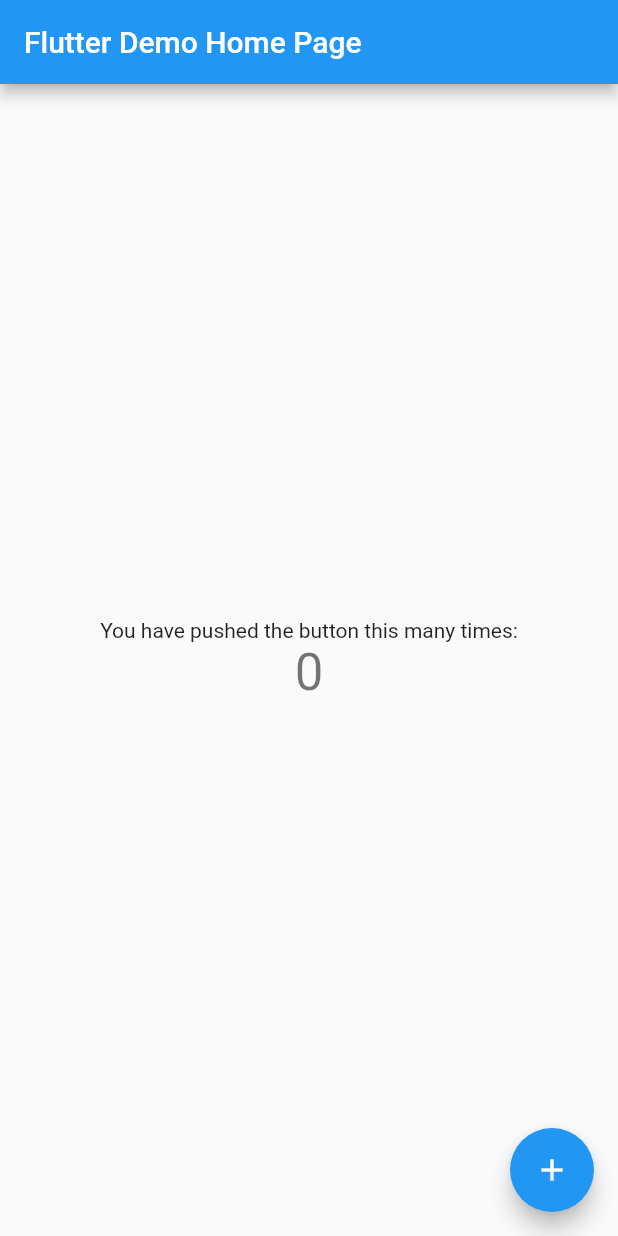
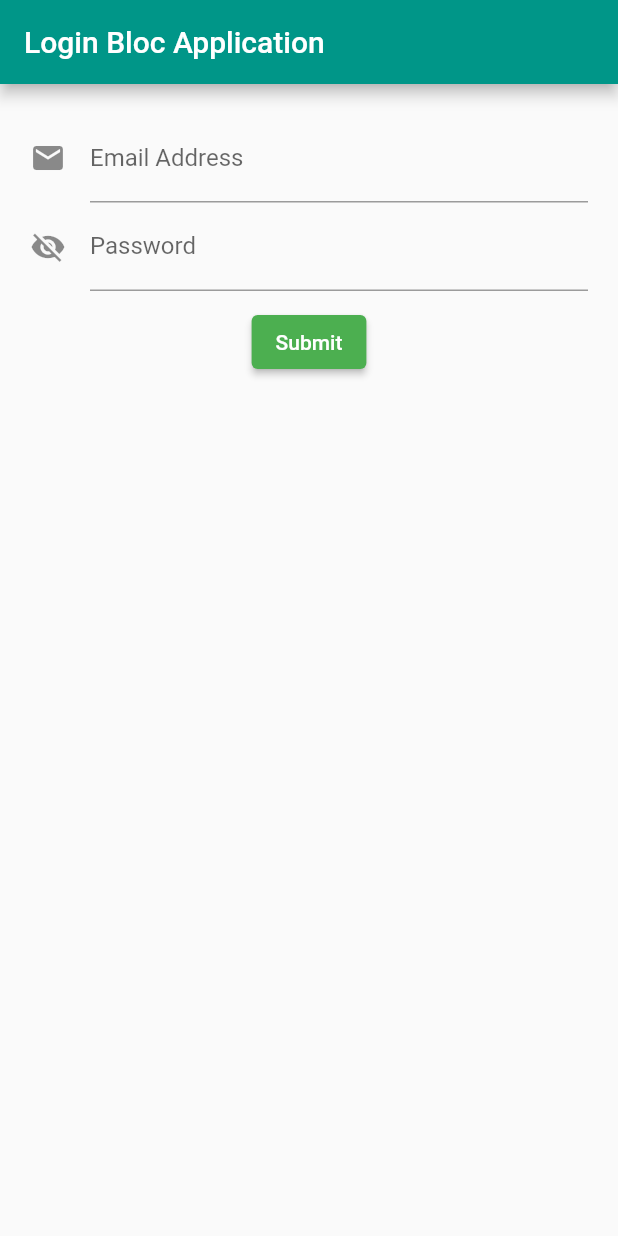
Before and after one commit to okariFrankline/login_bloc, a Flutter app: the screen it shows after launch, on a phone screen of 412 x 824 dp. Run offline on Flutter 3.47's test engine with Material 2 defaults, Android fonts, the phone set to English and light mode, and no system bars.

Commit message:
Added the class
block class

```diff
--- a/lib/main.dart
+++ b/lib/main.dart
@@ -1,117 +1,6 @@
 import 'package:flutter/material.dart';
+import "src/app.dart";
 
 void main() {
-  runApp(MyApp());
+  runApp(App());
 }
-
-class MyApp extends StatelessWidget {
-  // This widget is the root of your application.
-  @override
-  Widget build(BuildContext context) {
-    return MaterialApp(
-      title: 'Flutter Demo',
-      theme: ThemeData(
-        // This is the theme of your application.
-        //
-        // Try running your application with "flutter run". You'll see the
-        // application has a blue toolbar. Then, without quitting the app, try
-        // changing the primarySwatch below to Colors.green and then invoke
-        // "hot reload" (press "r" in the console where you ran "flutter run",
-        // or simply save your changes to "hot reload" in a Flutter IDE).
-        // Notice that the counter didn't reset back to zero; the application
-        // is not restarted.
-        primarySwatch: Colors.blue,
-        // This makes the visual density adapt to the platform that you run
-        // the app on. For desktop platforms, the controls will be smaller and
-        // closer together (more dense) than on mobile platforms.
-        visualDensity: VisualDensity.adaptivePlatformDensity,
-      ),
-      home: MyHomePage(title: 'Flutter Demo Home Page'),
-    );
-  }
-}
-
-class MyHomePage extends StatefulWidget {
-  MyHomePage({Key key, this.title}) : super(key: key);
-
-  // This widget is the home page of your application. It is stateful, meaning
-  // that it has a State object (defined below) that contains fields that affect
-  // how it looks.
-
-  // This class is the configuration for the state. It holds the values (in this
-  // case the title) provided by the parent (in this case the App widget) and
-  // used by the build method of the State. Fields in a Widget subclass are
-  // always marked "final".
-
-  final String title;
-
-  @override
-  _MyHomePageState createState() => _MyHomePageState();
-}
-
-class _MyHomePageState extends State<MyHomePage> {
-  int _counter = 0;
-
-  void _incrementCounter() {
-    setState(() {
-      // This call to setState tells the Flutter framework that something has
-      // changed in this State, which causes it to rerun the build method below
-      // so that the display can reflect the updated values. If we changed
-      // _counter without calling setState(), then the build method would not be
-      // called again, and so nothing would appear to happen.
-      _counter++;
-    });
-  }
-
-  @override
-  Widget build(BuildContext context) {
-    // This method is rerun every time setState is called, for instance as done
-    // by the _incrementCounter method above.
-    //
-    // The Flutter framework has been optimized to make rerunning build methods
-    // fast, so that you can just rebuild anything that needs updating rather
-    // than having to individually change instances of widgets.
-    return Scaffold(
-      appBar: AppBar(
-        // Here we take the value from the MyHomePage object that was created by
-        // the App.build method, and use it to set our appbar title.
-        title: Text(widget.title),
-      ),
-      body: Center(
-        // Center is a layout widget. It takes a single child and positions it
-        // in the middle of the parent.
-        child: Column(
-          // Column is also a layout widget. It takes a list of children and
-          // arranges them vertically. By default, it sizes itself to fit its
-          // children horizontally, and tries to be as tall as its parent.
-          //
-          // Invoke "debug painting" (press "p" in the console, choose the
-          // "Toggle Debug Paint" action from the Flutter Inspector in Android
-          // Studio, or the "Toggle Debug Paint" command in Visual Studio Code)
-          // to see the wireframe for each widget.
-          //
-          // Column has various properties to control how it sizes itself and
-          // how it positions its children. Here we use mainAxisAlignment to
-          // center the children vertically; the main axis here is the vertical
-          // axis because Columns are vertical (the cross axis would be
-          // horizontal).
-          mainAxisAlignment: MainAxisAlignment.center,
-          children: <Widget>[
-            Text(
-              'You have pushed the button this many times:',
-            ),
-            Text(
-              '$_counter',
-              style: Theme.of(context).textTheme.headline4,
-            ),
-          ],
-        ),
-      ),
-      floatingActionButton: FloatingActionButton(
-        onPressed: _incrementCounter,
-        tooltip: 'Increment',
-        child: Icon(Icons.add),
-      ), // This trailing comma makes auto-formatting nicer for build methods.
-    );
-  }
-}
--- /dev/null
+++ b/lib/src/app.dart
@@ -0,0 +1,27 @@
+// import flutter
+import "package:flutter/material.dart";
+// import login screen
+import "screens/login_screen.dart";
+
+// app class
+class App extends StatelessWidget {
+  // build method
+  Widget build(BuildContext context) {
+    // return a material app
+    return MaterialApp(
+      // title
+      title: 'Login BLOC Application',
+      // home page
+      home: Scaffold(
+        // appbar
+        appBar: AppBar(
+          // title
+          title: Text('Login Bloc Application'),
+          backgroundColor: Colors.teal,
+        ),
+        // body
+        body: LoginScreen(),
+      ),
+    );
+  }
+}
--- /dev/null
+++ b/lib/src/blocs/bloc.dart
@@ -0,0 +1,39 @@
+// import async library
+// async library is responsible for stream functionality that is required to
+// handle text field inputs
+import "dart:async";
+// import validatormixin
+import "mixins/validator_mixin.dart";
+
+// create a bloc class
+// in order use the mix in with this class, which does not extend any other base class,
+// we need to extend the Object class, which is the base class for all the classes in dart.
+// this is because the 'with' syntax adds the functions from a mixin class onto the base class
+// of c class and not to the class itself.
+// Hence, extending the Object class allows the current class to use the functions defineds in a mixin class
+class Bloc extends Object with ValidatorMixin {
+  // create a new email controller that will be used to handle email stream from
+  // email text field
+  final _emailController = StreamController<String>();
+  // password controller
+  final _passwordController = StreamController<String>();
+
+  // getter fro accessing the email controller sink.add function( allows to add email to stream)
+  Function(String) get changeEmail => _emailController.sink.add;
+  // getter for the password(allows adding a password to stream)
+  Function(String) get changePassword => _passwordController.sink.add;
+
+  // getter for getting the stream
+  Stream<String> get email => _emailController.stream.transform(validateEmail);
+  // stream for the password
+  Stream<String> get password =>
+      _passwordController.stream.transform(validatePassword);
+
+  // dispose function
+  dispose() {
+    // closes the stream created
+    _emailController.close();
+    // close the password stream
+    _passwordController.close();
+  }
+}
--- /dev/null
+++ b/lib/src/blocs/mixins/validator_mixin.dart
@@ -0,0 +1,36 @@
+// provides validator stream tansformers for bloc class
+// import dart:async because the stream transformers are found in the asyn lib
+import "dart:async";
+
+// create a validator class
+class ValidatorMixin {
+  // create an email validator stream transformer that accept a stream input of
+  // a string and returns a string
+  final validateEmail = StreamTransformer<String, String>.fromHandlers(
+      // handle data
+      handleData: (email, sink) {
+    // ensure the email address has an @
+    if (email.contains('@')) {
+      // add the email to the sink
+      sink.add(email);
+    } else {
+      // add an error message
+      sink.addError('Enter a valid email address');
+    }
+  });
+
+  // create a passwrod validator transformer that validates the password
+  // must accept a string stream input and return an string stream input
+  final validatePassword = StreamTransformer<String, String>.fromHandlers(
+      // handle data
+      handleData: (password, sink) {
+    // ensure the password is atleast for characters long
+    if (password.length >= 4) {
+      // add the password to the sink
+      sink.add(password);
+    } else {
+      // add an error
+      sink.addError('Password must be at least 4 characters long');
+    }
+  });
+}
--- /dev/null
+++ b/lib/src/screens/login_screen.dart
@@ -0,0 +1,89 @@
+// import flutter
+import "package:flutter/material.dart";
+
+// login screen
+class LoginScreen extends StatelessWidget {
+  // build function
+  @override
+  Widget build(BuildContext context) {
+    // return the login widget
+    return Container(
+      // set the margin
+      margin: EdgeInsets.all(20.0),
+      // child
+      child: buildForm(),
+    );
+  }
+
+  // function for buildong the form
+  Widget buildForm() {
+    // return form
+    return Column(
+      // children
+      children: <Widget>[
+        // email field
+        emailField(),
+        // password field
+        passwordField(),
+        // set a padding
+        Padding(
+          padding: EdgeInsets.only(
+            top: 10.0,
+          ),
+        ),
+        // submit button
+        submitButton(),
+      ],
+    );
+  }
+
+  // function for showing the email field
+  TextField emailField() {
+    return TextField(
+      // decoration
+      decoration: InputDecoration(
+        // set the label
+        labelText: 'Email Address',
+        // set the hin text
+        hintText: 'you@example.com',
+        // set the email
+        icon: Icon(Icons.email),
+      ),
+      // keyboard type
+      keyboardType: TextInputType.emailAddress,
+    );
+  }
+
+  // function for showing the password field
+  TextField passwordField() {
+    // return a password field
+    return TextField(
+      // decoration
+      decoration: InputDecoration(
+        // label
+        labelText: 'Password',
+        // hint text
+        hintText: "password",
+        // icon
+        icon: Icon(Icons.visibility_off),
+      ),
+      // hide the user input
+      obscureText: true,
+    );
+  }
+
+  // function for showing the submit function
+  ElevatedButton submitButton() {
+    // return an elevated button
+    return ElevatedButton(
+      // child
+      child: Text('Submit'),
+      // color
+      style: ButtonStyle(
+          // background color
+          backgroundColor: MaterialStateProperty.all<Color>(Colors.green)),
+      // on pressed
+      onPressed: () {},
+    );
+  }
+}
```
Also changed, not shown: 1 other file.
